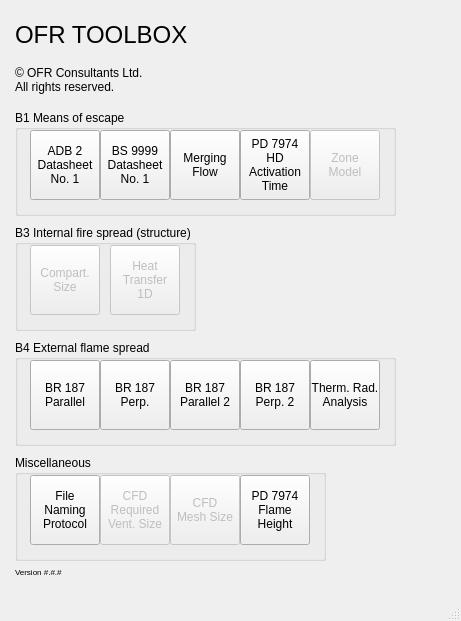
Above: fseutil/gui/layout/ui/main.ui from fsepy/fseutil before the change. Below: the same form after it.
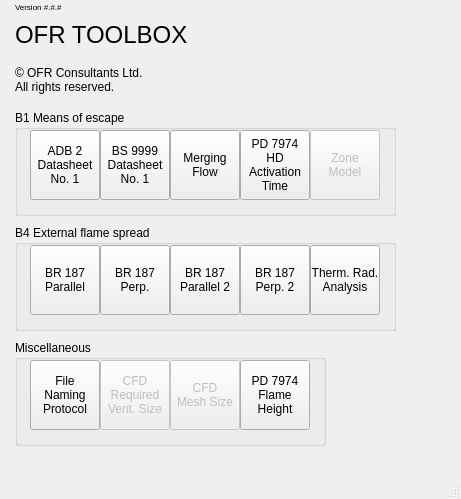
That is the form after the change. Icons and pictures are not drawn.

Commit message: Removed not implemented items.

The edit to the form file:
```diff
--- a/fseutil/gui/layout/ui/main.ui
+++ b/fseutil/gui/layout/ui/main.ui
@@ -7,7 +7,7 @@
     <x>0</x>
     <y>0</y>
     <width>461</width>
-    <height>621</height>
+    <height>499</height>
    </rect>
   </property>
   <property name="sizePolicy">
@@ -23,66 +23,6 @@
    <enum>QTabWidget::Rounded</enum>
   </property>
   <widget class="QWidget" name="centralwidget">
-   <widget class="QGroupBox" name="groupBox_4">
-    <property name="geometry">
-     <rect>
-      <x>15</x>
-      <y>225</y>
-      <width>181</width>
-      <height>106</height>
-     </rect>
-    </property>
-    <property name="title">
-     <string>B3 Internal fire spread (structure)</string>
-    </property>
-    <widget class="QPushButton" name="b4_01_br187_parallel_7">
-     <property name="enabled">
-      <bool>false</bool>
-     </property>
-     <property name="geometry">
-      <rect>
-       <x>15</x>
-       <y>20</y>
-       <width>70</width>
-       <height>70</height>
-      </rect>
-     </property>
-     <property name="toolTip">
-      <string>Not implemented.</string>
-     </property>
-     <property name="statusTip">
-      <string>Not implemented.</string>
-     </property>
-     <property name="text">
-      <string>Compart.
-Size</string>
-     </property>
-    </widget>
-    <widget class="QPushButton" name="b4_01_br187_parallel_9">
-     <property name="enabled">
-      <bool>false</bool>
-     </property>
-     <property name="geometry">
-      <rect>
-       <x>95</x>
-       <y>20</y>
-       <width>70</width>
-       <height>70</height>
-      </rect>
-     </property>
-     <property name="toolTip">
-      <string>Not implemented.</string>
-     </property>
-     <property name="statusTip">
-      <string>Not implemented.</string>
-     </property>
-     <property name="text">
-      <string>Heat
-Transfer
-1D</string>
-     </property>
-    </widget>
-   </widget>
    <widget class="QGroupBox" name="groupBox_3">
     <property name="geometry">
      <rect>
@@ -210,7 +150,7 @@
     <property name="geometry">
      <rect>
       <x>15</x>
-      <y>455</y>
+      <y>340</y>
       <width>311</width>
       <height>106</height>
      </rect>
@@ -306,7 +246,7 @@
     <property name="geometry">
      <rect>
       <x>15</x>
-      <y>340</y>
+      <y>225</y>
       <width>381</width>
       <height>106</height>
      </rect>
@@ -505,7 +445,7 @@
     <property name="geometry">
      <rect>
       <x>15</x>
-      <y>565</y>
+      <y>0</y>
       <width>157</width>
       <height>14</height>
      </rect>
```
Left out of the diff: 1 changed line with no effect on the pictures.
